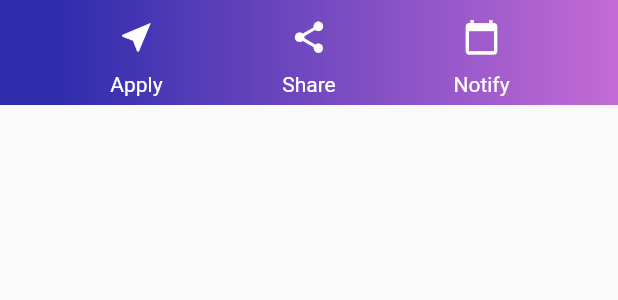
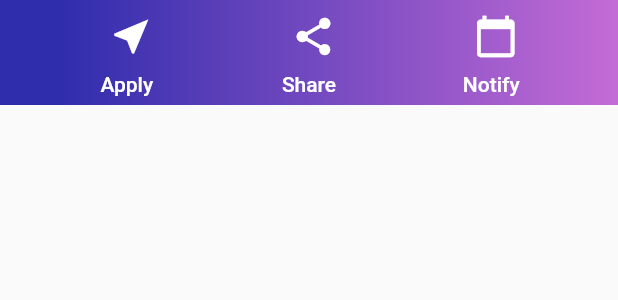
Before and after one commit to cbeardsmore/internStack, a Flutter app: the GradientBottomAppBar widget shown alone on an empty page, opened directly, on a phone screen of 412 x 824 dp. Shown: the top 300 px of the screen. Run offline on Flutter 3.47's test engine with Material 2 defaults, Android fonts, the phone set to English and light mode, and no system bars; our stand-ins replace cloud_firestore, share; accounts and stored records are empty; network calls fail.

```diff
--- a/lib/widgets/curver_corner_card.dart
+++ b/lib/widgets/curver_corner_card.dart
@@ -2,8 +2,9 @@ import 'package:flutter/material.dart';
 
 class CurverCornerCard extends StatelessWidget {
   final Widget child;
+  final EdgeInsetsGeometry margin;
 
-  CurverCornerCard({this.child});
+  CurverCornerCard({this.child, this.margin});
 
   @override
   Widget build(BuildContext context) {
@@ -13,7 +14,7 @@ class CurverCornerCard extends StatelessWidget {
         shape: RoundedRectangleBorder(
             borderRadius: BorderRadius.only(topLeft: Radius.circular(25.0))),
         color: Theme.of(context).cardColor,
-        margin: EdgeInsets.fromLTRB(12, 6, 12, 6),
+        margin: margin ?? EdgeInsets.fromLTRB(12, 6, 12, 6),
         child: child);
   }
 }
--- a/lib/widgets/gradient_bottom_app_bar.dart
+++ b/lib/widgets/gradient_bottom_app_bar.dart
@@ -29,22 +29,26 @@ class GradientBottomAppBar extends StatelessWidget {
     return Column(
       mainAxisAlignment: MainAxisAlignment.center,
       children: <Widget>[
-        IconButton(
-          icon: Icon(
-            icon,
-            size: 25,
+        Material(
+          color: Colors.transparent,
+          child: IconButton(
+            highlightColor: Theme.of(context).accentColor,
+            padding: EdgeInsets.symmetric(horizontal: 25),
+            icon: Icon(
+              icon,
+              size: 30,
+            ),
+            onPressed: onPressed,
           ),
-          onPressed: onPressed,
         ),
         Padding(
           padding: const EdgeInsets.only(bottom: 5.0),
           child: Text(
             label,
             style: TextStyle(
-              fontSize: 14.0,
-              fontWeight: FontWeight.w400,
-              color: Colors.white
-            ),
+                fontSize: 14.0,
+                fontWeight: FontWeight.w500,
+                color: Colors.white),
           ),
         )
       ],
```
Also changed, not shown: lib/company_widget.dart (+43 -67 lines), lib/models/company.dart (+5 -2 lines), assets/company_default.jpg (added).
